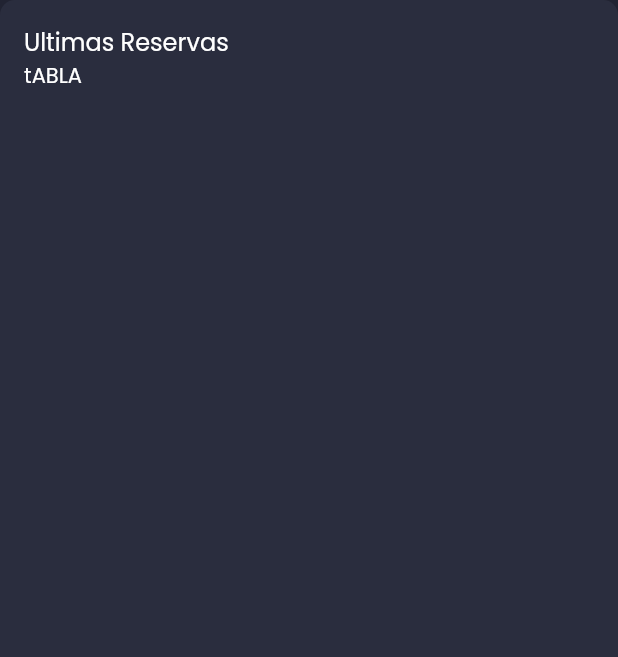
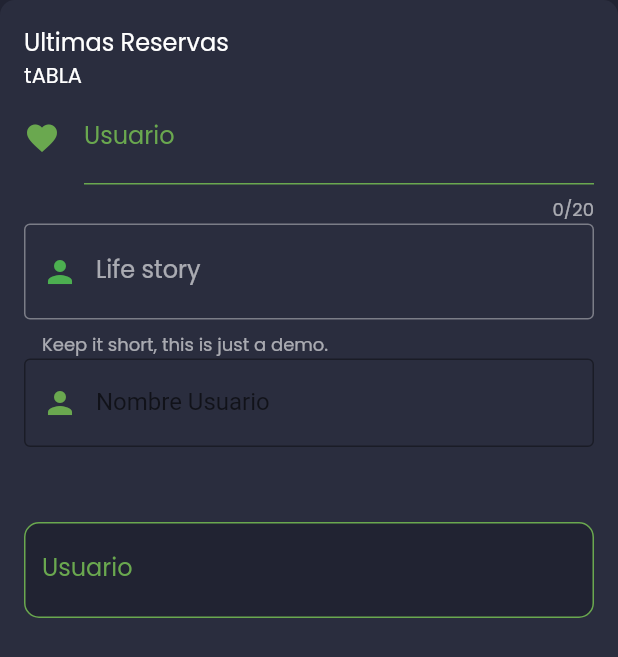
Before and after one commit to DiegoBSC/FrontChampions, a Flutter app: the RecentFiles widget shown alone on an empty page, opened directly, on a phone screen of 412 x 824 dp. Shown: the top 657 px of the screen. Run offline on Flutter 3.47's test engine with Material 2 defaults, Android fonts, the phone set to English and light mode, and no system bars; our stand-ins replace bloc, dropdown_button2, fl_chart, flutter_bloc, flutter_secure_storage, flutter_svg and 1 more; accounts and stored records are empty.

```diff
--- a/lib/widgets/recent_files.dart
+++ b/lib/widgets/recent_files.dart
@@ -23,7 +23,89 @@ class RecentFiles extends StatelessWidget {
             "Ultimas Reservas",
             style: Theme.of(context).textTheme.subtitle1,
           ),
-          SizedBox(width: double.infinity, child: Text("tABLA")
+          SizedBox(width: double.infinity, child: Text("tABLA")),
+
+          TextFormField(
+            initialValue: '',
+            maxLength: 20,
+            decoration: InputDecoration(
+                icon: Icon(
+                  Icons.favorite,
+                  color: primaryColor,
+                ),
+                labelText: 'Usuario',
+                labelStyle: TextStyle(
+                  color: primaryColor,
+                ),
+                enabledBorder: UnderlineInputBorder(
+                  borderSide: BorderSide(color: primaryColor),
+                ),
+                focusedBorder: UnderlineInputBorder(
+                  borderRadius: BorderRadius.all(Radius.circular(10)),
+                  borderSide: BorderSide(width: 1, color: primaryColor),
+                ),
+                focusColor: Colors.red),
+            focusNode: FocusNode(),
+          ),
+
+//Modelo
+          TextField(
+            decoration: InputDecoration(
+                border: OutlineInputBorder(),
+                hintText: 'Tell us about yourself',
+                helperText: 'Keep it short, this is just a demo.',
+                labelText: 'Life story',
+                prefixIcon: const Icon(
+                  Icons.person,
+                  color: Colors.green,
+                ),
+                prefixText: ' ',
+                suffixText: 'USD',
+                suffixStyle: const TextStyle(color: Colors.green)),
+          ),
+//Modelo
+          Theme(
+            data: ThemeData(
+                primaryColor: primaryColor, primaryColorDark: primaryColor),
+            child: TextField(
+              decoration: InputDecoration(
+                  focusedBorder: OutlineInputBorder(
+                    borderRadius: BorderRadius.all(Radius.circular(10)),
+                    borderSide: BorderSide(width: 1, color: primaryColor),
+                  ),
+                  border: OutlineInputBorder(),
+                  hintText: 'Digita nombre de usuario',
+                  labelText: 'Nombre Usuario',
+                  prefixIcon: const Icon(
+                    Icons.person,
+                    color: primaryColor,
+                  ),
+                  suffixStyle: const TextStyle(color: Colors.green)),
+            ),
+          ),
+          SizedBox(
+            height: 50,
+          ),
+
+          TextFormField(
+            decoration: InputDecoration(
+              fillColor: bgColor,
+              filled: true,
+              hintText: "Usuario",
+              labelText: 'Usuario',
+              labelStyle: TextStyle(
+                color: primaryColor,
+              ),
+              focusedBorder: OutlineInputBorder(
+                borderRadius: BorderRadius.all(Radius.circular(10)),
+                borderSide: BorderSide(width: 1, color: primaryColor),
+              ),
+              enabledBorder: OutlineInputBorder(
+                borderRadius: BorderRadius.all(Radius.circular(10)),
+                borderSide: BorderSide(color: primaryColor),
+              ),
+            ),
+          )
           // DataTable2(
           //   columnSpacing: defaultPadding,
           //   minWidth: 600,
@@ -43,7 +125,6 @@ class RecentFiles extends StatelessWidget {
           //   (index) => recentFileDataRow(demoRecentFiles[index]),
           // ),
           // ),
-              ),
         ],
       ),
     );
```
Also changed, not shown: lib/widgets/paginator.dart (added, +81 -0 lines). Lines whose indentation alone changed are shown as unchanged.
